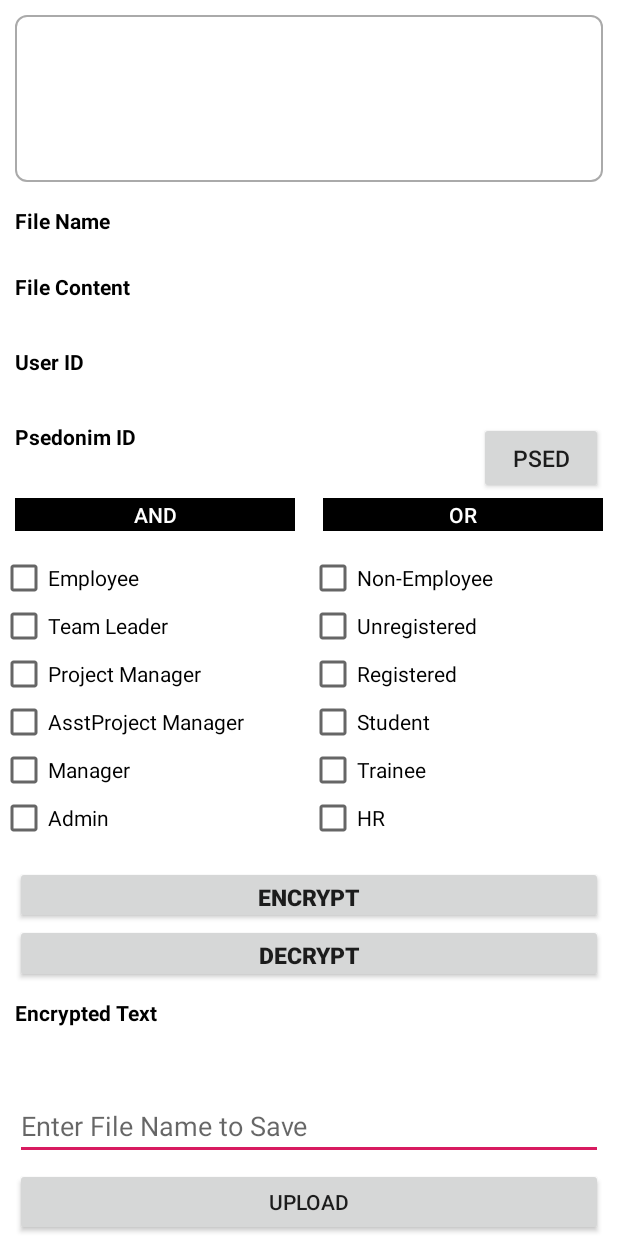
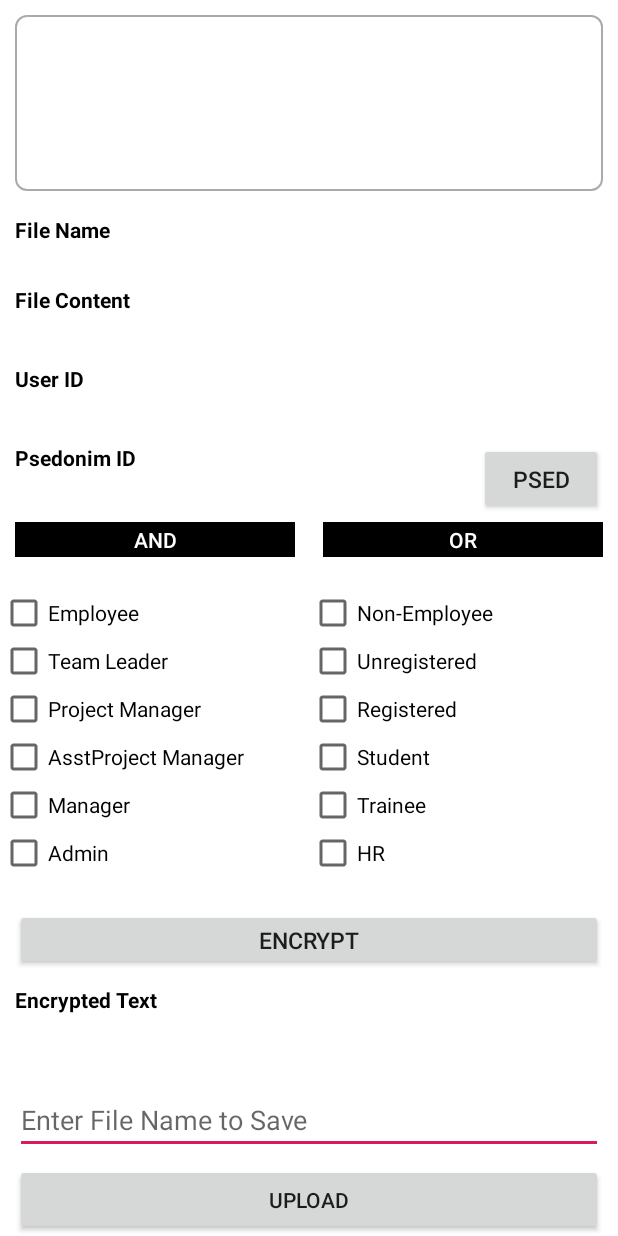
Before and after one commit to ggj0418/OpenSourceProject, an Android app: the FileUploadActivity screen opened directly, with no data from a screen before it, on a phone screen of 412 x 824 dp. Run offline under Robolectric (Android 15) with nearby library versions, the phone set to English and light mode, and no system bars; 1 statement that could not run was skipped.

Commit message:
revise upload xml file

```diff
--- a/app/src/main/java/com/example/opensourceproject/FileUploadActivity.java
+++ b/app/src/main/java/com/example/opensourceproject/FileUploadActivity.java
@@ -29,7 +29,7 @@ import javax.crypto.NoSuchPaddingException;
 public class FileUploadActivity extends AppCompatActivity {
 
     private TextView toUploadText, fileNameText, userIdText, psedonimIdText, contentText, objectText;
-    private Button psedonimButton, encryptButton, decryptButton, uploadButton;
+    private Button psedonimButton, encryptButton, uploadButton;
     private CheckBox checkBox1, checkBox2, checkBox3, checkBox4, checkBox5, checkBox6;
     private CheckBox checkBox7, checkBox8, checkBox9, checkBox10, checkBox11, checkBox12;
 
@@ -141,18 +141,6 @@ public class FileUploadActivity extends AppCompatActivity {
                 }
             }
         });
-        decryptButton = (Button) findViewById(R.id.decryptButton);
-        decryptButton.setOnClickListener(new View.OnClickListener() {
-            @Override
-            public void onClick(View view) {
-                String encryptText = objectText.getText().toString();
-                try {
-                    objectText.setText(Encryption.decrypt(encryptText, andRemarks));
-                } catch (Exception e) {
-                    e.printStackTrace();
-                }
-            }
-        });
         uploadButton = (Button) findViewById(R.id.uploadButton);
         uploadButton.setOnClickListener(new View.OnClickListener() {
             @Override
--- a/app/src/main/res/layout/activity_file_upload.xml
+++ b/app/src/main/res/layout/activity_file_upload.xml
@@ -303,20 +303,8 @@
         android:layout_marginStart="10dp"
         android:layout_marginEnd="10dp"
         android:text="Encrypt"
-        android:textStyle="bold"
         android:textSize="15dp"
         android:id="@+id/encryptButton"/>
-
-    <Button
-        android:layout_width="match_parent"
-        android:layout_height="0dp"
-        android:layout_weight="0.35"
-        android:layout_marginStart="10dp"
-        android:layout_marginEnd="10dp"
-        android:text="Decrypt"
-        android:textStyle="bold"
-        android:textSize="15dp"
-        android:id="@+id/decryptButton"/>
 
     <LinearLayout
         android:layout_width="match_parent"
@@ -356,6 +344,7 @@
             android:layout_width="0dp"
             android:layout_height="wrap_content"
             android:layout_weight="1"
+            android:id="@+id/fileNameText"
             android:hint="Enter File Name to Save" />
 
     </LinearLayout>
```
Also changed, not shown: app/src/main/java/com/example/opensourceproject/Encryption.java (+0 -19 lines).
